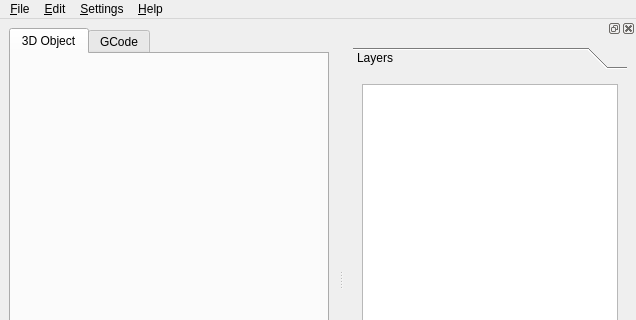
Qt form reticulatus/gui/reticulate_main.ui (armyofevilrobots/reticulatus) before a commit; both pictures show x 0 to 636 and y 0 to 320 of the 636 by 560 pixel window.
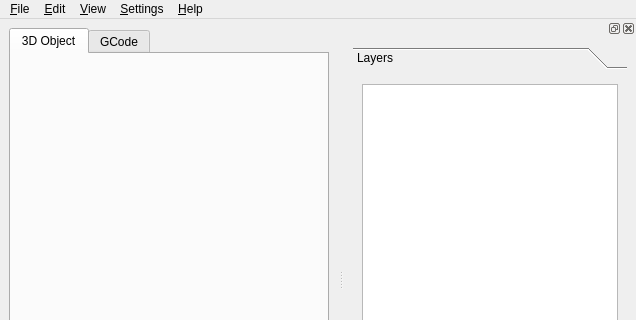
The same form after that commit. The open tabs and pages were chosen to show the change. Icons and pictures are not drawn.

```diff
--- a/reticulatus/gui/reticulate_main.ui
+++ b/reticulatus/gui/reticulate_main.ui
@@ -107,8 +107,15 @@
     <addaction name="separator"/>
     <addaction name="action_About"/>
    </widget>
+   <widget class="QMenu" name="menu_View">
+    <property name="title">
+     <string>&amp;View</string>
+    </property>
+    <addaction name="action_toolbox"/>
+   </widget>
    <addaction name="menuFile"/>
    <addaction name="menuEdit"/>
+   <addaction name="menu_View"/>
    <addaction name="menu_Settings"/>
    <addaction name="menu_Help"/>
   </widget>
```
Left out of the diff: 11 changed lines with no effect on the pictures.
